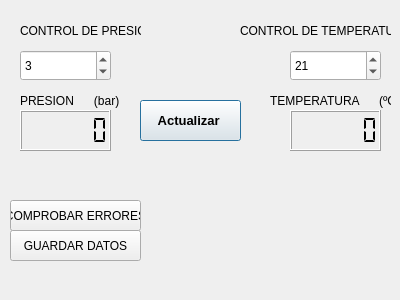
fernandusxd1/Informatica_Avanzada, file ope.ui: the form before one commit.
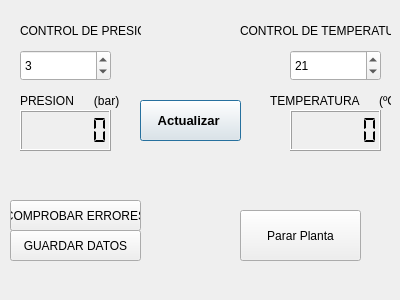
The form after the commit.

Diff of the .ui file:
```diff
--- a/ope.ui
+++ b/ope.ui
@@ -181,6 +181,19 @@
     <string>Actualizar </string>
    </property>
   </widget>
+  <widget class="QPushButton" name="pushButton_4">
+   <property name="geometry">
+    <rect>
+     <x>240</x>
+     <y>210</y>
+     <width>121</width>
+     <height>51</height>
+    </rect>
+   </property>
+   <property name="text">
+    <string>Parar Planta</string>
+   </property>
+  </widget>
  </widget>
  <resources/>
  <connections/>
```
